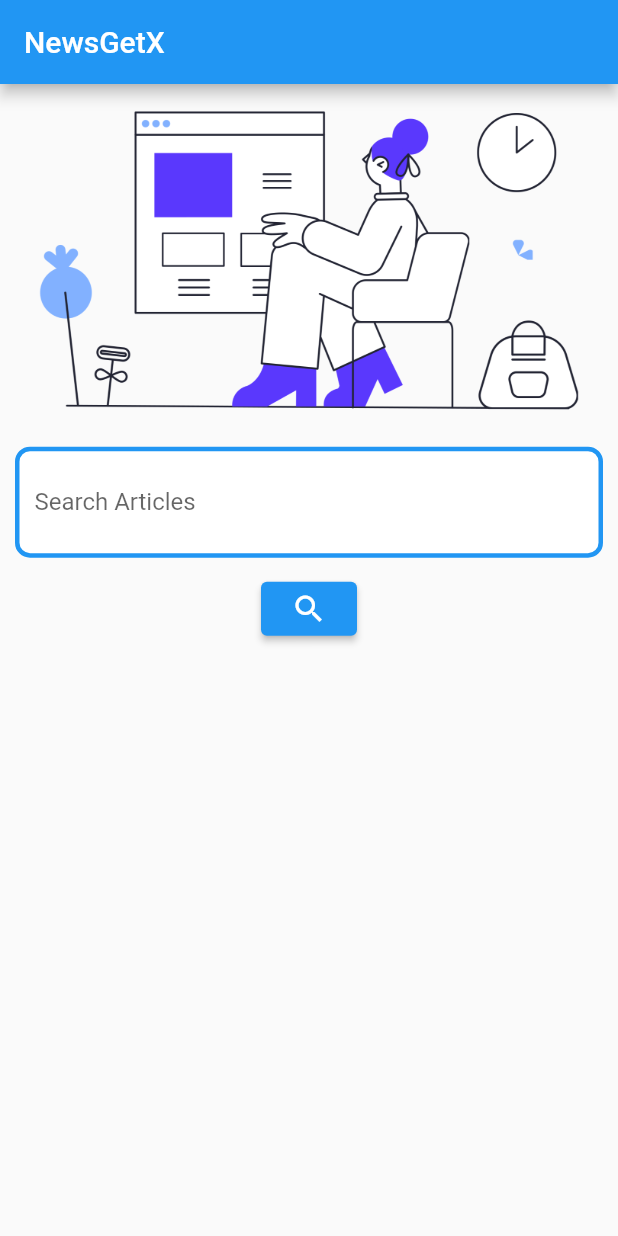
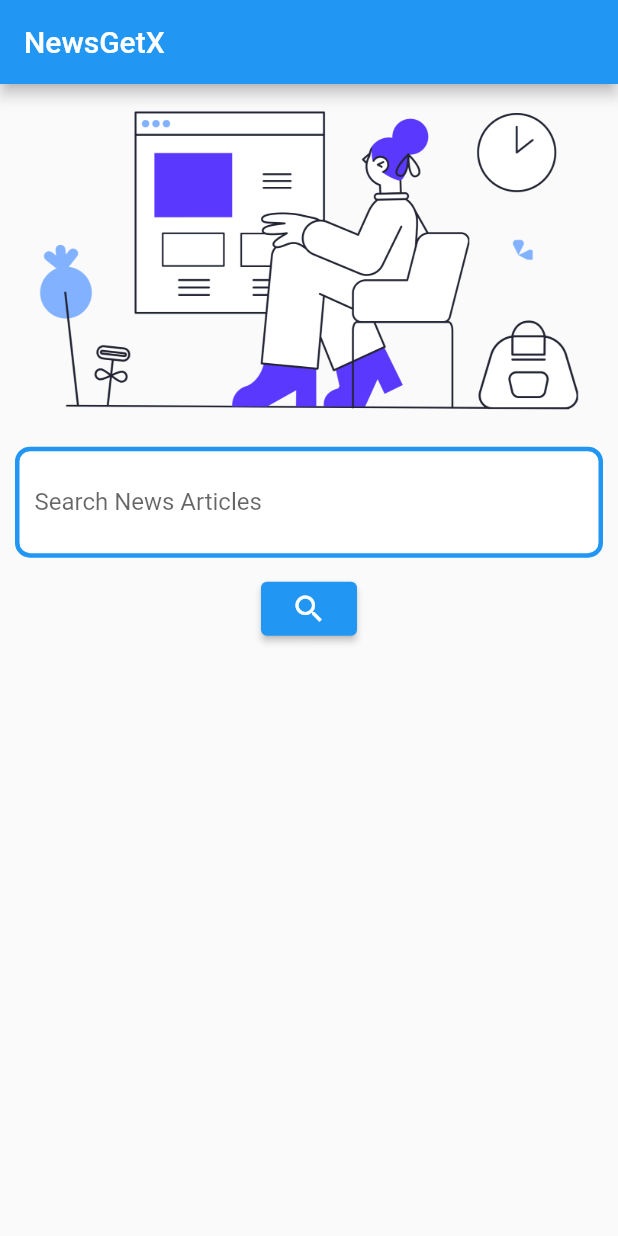
Before and after one commit to ankit-apk/news_search_getX, a Flutter app: the screen it shows after launch, on a phone screen of 412 x 824 dp. Run offline on Flutter 3.47's test engine with Material 2 defaults, Android fonts, the phone set to English and light mode, and no system bars; our stand-ins replace get.

Commit message:
Update to previous one

```diff
--- a/lib/view/news_search.dart
+++ b/lib/view/news_search.dart
@@ -35,7 +35,8 @@ class _NewsSearchState extends State<NewsSearch> {
                 ),
                 child: TextField(
                   decoration: InputDecoration(
-                      hintText: 'Search Articles', border: InputBorder.none),
+                      hintText: 'Search News Articles',
+                      border: InputBorder.none),
                   onChanged: (newValue) {
                     setState(() {
                       widget.category = newValue;
```
